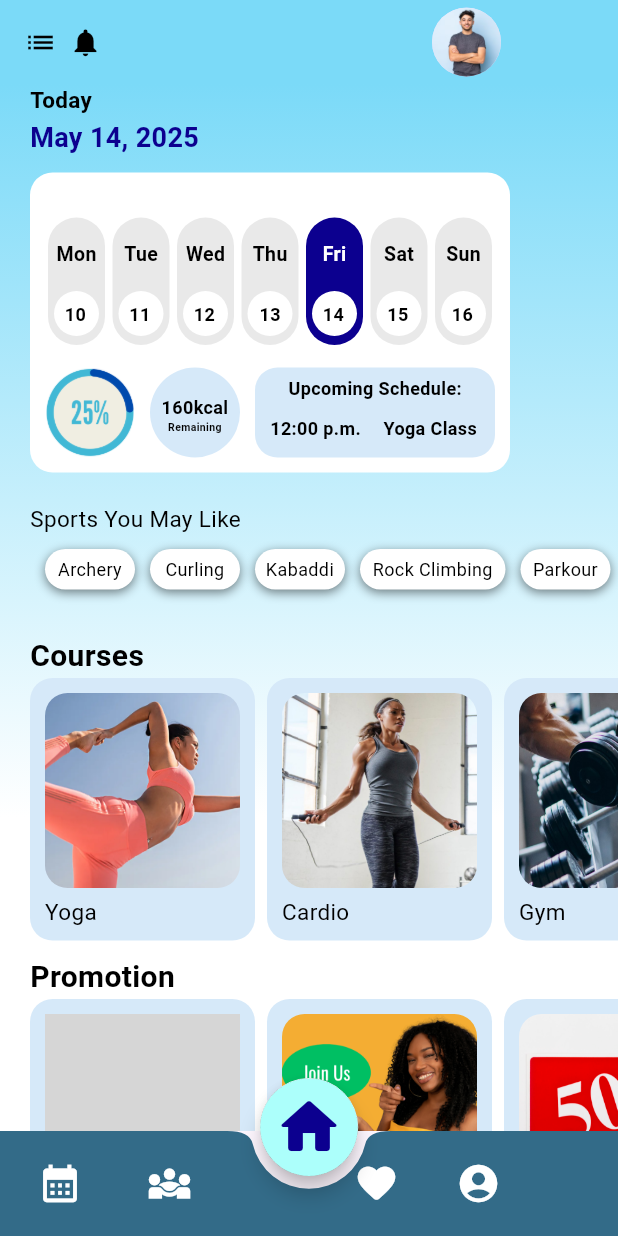
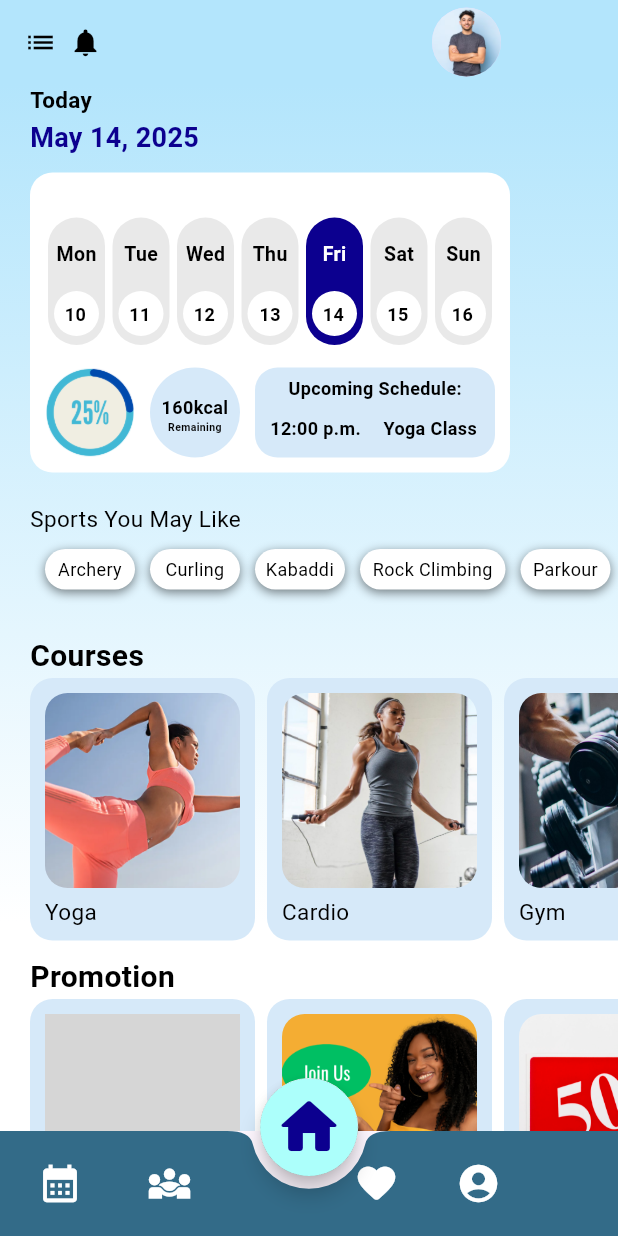
Before and after one commit to RRTeoh/Mobile, a Flutter app: the screen it shows after launch, on a phone screen of 412 x 824 dp. Run offline on Flutter 3.47's test engine with Material 3 defaults, Android fonts, the phone set to English and light mode, and no system bars; our stand-ins replace flutter_rating_bar, percent_indicator; grey boxes are pictures that could not be loaded.

Commit message:
update bg color

```diff
--- a/lib/screens/home_page.dart
+++ b/lib/screens/home_page.dart
@@ -18,7 +18,7 @@
 
     return Scaffold(
       appBar: AppBar(
-        backgroundColor: const Color.fromARGB(255, 123, 218, 248),
+        backgroundColor: Colors.lightBlue.shade100,
         title: Row(
           children: [
             Padding(
@@ -92,13 +92,10 @@
           gradient: LinearGradient(
             begin: Alignment.topCenter,   // start from top
             end: Alignment.bottomCenter,  // end at bottom
-            colors: [
-               const Color.fromARGB(255, 123, 218, 248),   // top color
-               Colors.white,  // bottom color
-            ],
+            colors: [Colors.lightBlue.shade100, Colors.white],
             stops: [
               0.0, // sharp or not
-              0.7, // blue part
+              0.8, // blue part
             ],
           ),
         ),
```
Also changed, not shown: lib/screens/workout_page.dart (+8 -3 lines).
